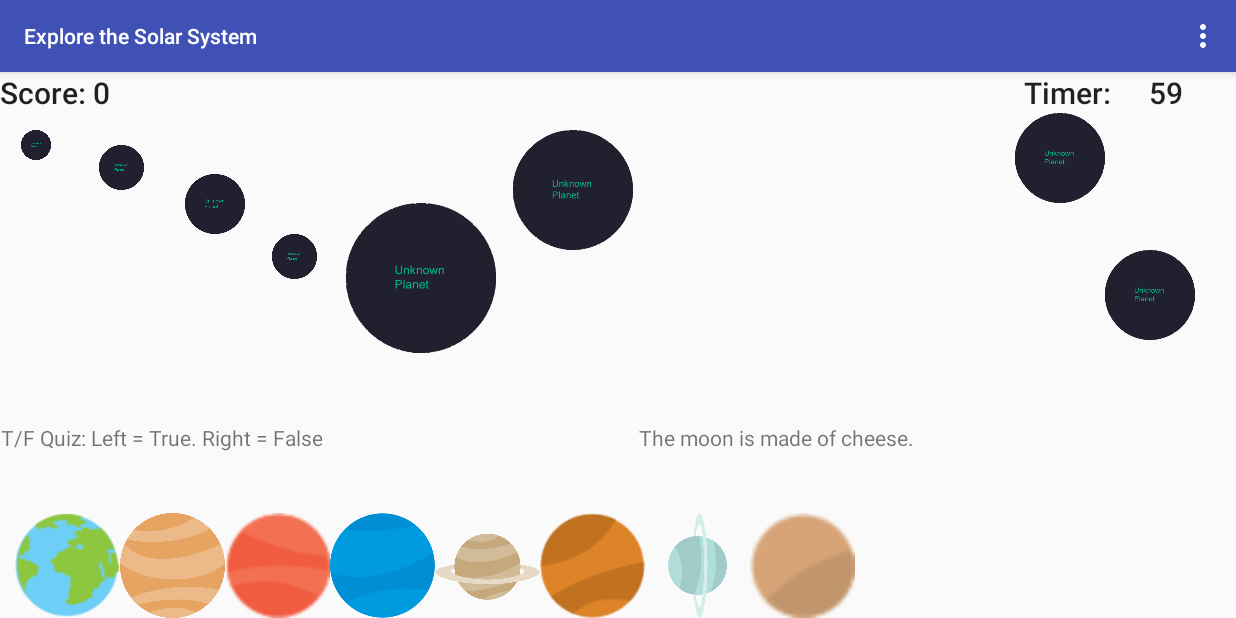
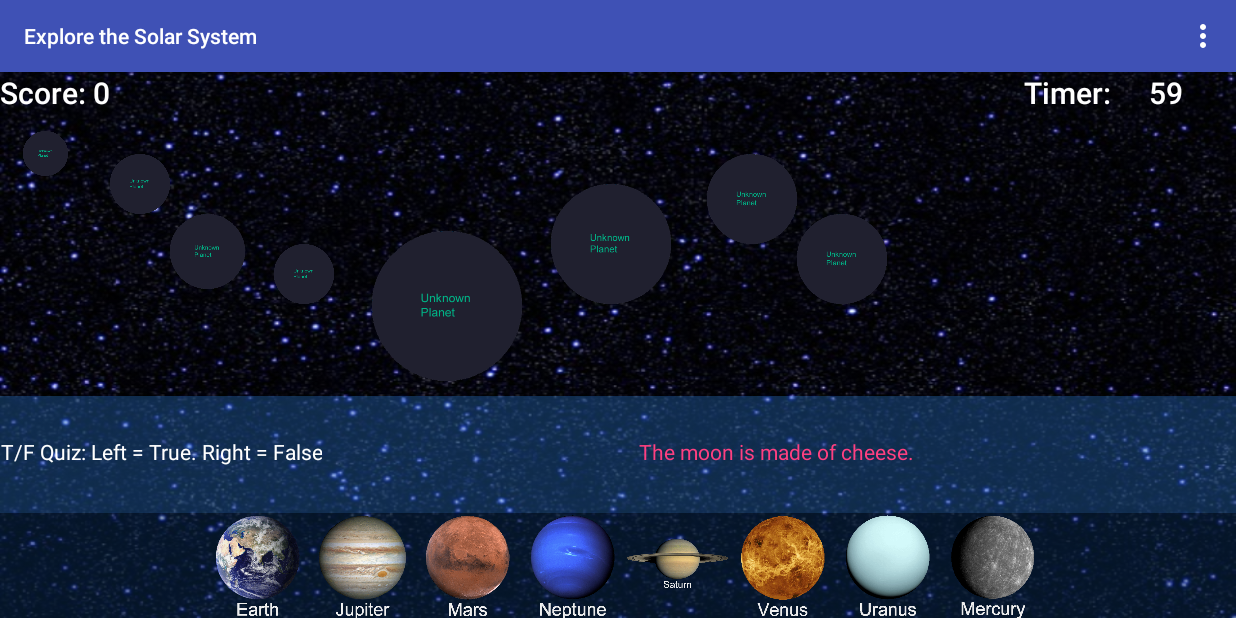
Before and after one commit to Kyle-Hess/SolarSystemEducationalApp, an Android app: the GameActivity screen opened directly, with no data from a screen before it, on a phone screen of 824 x 412 dp (held sideways). Run offline under Robolectric (Android 15) with nearby library versions, the phone set to English and light mode, and no system bars.

Commit message:
added: new planet images, fixed layout and theme of GameActivity

```diff
--- a/app/src/main/java/com/example/kyle/solarsystemeducationalapp/GameActivity.java
+++ b/app/src/main/java/com/example/kyle/solarsystemeducationalapp/GameActivity.java
@@ -118,7 +118,9 @@ public class GameActivity extends AppCompatActivity implements SensorEventListen
         getRandomQuestion();
 
         confirmDifficulty();
+
         startTimer();
+
         senSensorManager = (SensorManager) getSystemService(Context.SENSOR_SERVICE);
         senAccelerometer = senSensorManager.getDefaultSensor(Sensor.TYPE_ACCELEROMETER);
     }
@@ -156,16 +158,16 @@ public class GameActivity extends AppCompatActivity implements SensorEventListen
             y = sensorEvent.values[1];
             //float z = sensorEvent.values[2];
 
-            if (y > 3 && y < 3.4) {
+            if (y > 2.8 && y < 3) {
                 checkAnswerFalse();
                 //textViewY.setTextColor(Color.GREEN);
 
-            } else if (y < -3 && y > -3.4) {
+            } else if (y < -2.8 && y > -3) {
                 checkAnswerTrue();
                 //textViewY.setTextColor(Color.RED);
 
             } else {
-                tfQuizText.setTextColor(Color.BLUE);
+                tfQuizText.setTextColor(Color.WHITE);
             }
         }
     }
--- a/app/src/main/res/layout/activity_game.xml
+++ b/app/src/main/res/layout/activity_game.xml
@@ -5,9 +5,9 @@
     android:id="@+id/relativeGame"
     android:layout_width="match_parent"
     android:layout_height="match_parent"
-    android:orientation="vertical"
+    android:background="@drawable/stars_space"
     android:focusable="true"
-    tools:context="com.example.kyle.solarsystemeducationalapp.GameActivity">
+    android:orientation="vertical">
 
     <TextView
         android:id="@+id/currentScore"
@@ -17,6 +17,7 @@
         android:layout_toEndOf="@+id/textView6"
         android:text="0"
         android:textAppearance="@android:style/TextAppearance.Material.Title"
+        android:textColor="@android:color/background_light"
         tools:layout_editor_absoluteX="174dp"
         tools:layout_editor_absoluteY="16dp" />
 
@@ -29,6 +30,7 @@
         android:layout_toEndOf="@+id/linearLayout"
         android:text="Score: "
         android:textAppearance="@android:style/TextAppearance.Material.Title"
+        android:textColor="@android:color/background_light"
         tools:layout_editor_absoluteX="174dp"
         tools:layout_editor_absoluteY="16dp" />
 
@@ -41,6 +43,7 @@
         android:layout_marginEnd="83dp"
         android:text="Timer:"
         android:textAppearance="@android:style/TextAppearance.Material.Title"
+        android:textColor="@android:color/background_light"
         tools:layout_editor_absoluteX="174dp"
         tools:layout_editor_absoluteY="16dp" />
 
@@ -53,14 +56,14 @@
         android:layout_marginEnd="35dp"
         android:text="1:00"
         android:textAppearance="@android:style/TextAppearance.Material.Title"
+        android:textColor="@android:color/background_light"
         tools:layout_editor_absoluteX="174dp"
         tools:layout_editor_absoluteY="16dp" />
 
     <RelativeLayout
         android:id="@+id/linearLayout"
-        android:layout_width="wrap_content"
+        android:layout_width="match_parent"
         android:layout_height="wrap_content"
-        android:layout_alignParentEnd="true"
         android:layout_alignParentStart="true"
         android:layout_below="@+id/currentScore"
         android:orientation="horizontal"
@@ -69,40 +72,39 @@
 
         <ImageView
             android:id="@+id/mercuryBlank"
-            android:layout_width="20sp"
-            android:layout_height="20sp"
+            android:layout_width="30sp"
+            android:layout_height="30sp"
             android:layout_alignParentStart="true"
             android:layout_alignParentTop="true"
-            android:layout_marginStart="14dp"
-            android:layout_marginTop="11dp"
+            android:layout_marginStart="15dp"
+            android:layout_marginTop="12dp"
             android:layout_weight="0.00"
             app:srcCompat="@drawable/planet_unknown" />
 
         <ImageView
             android:id="@+id/venusBlank"
-            android:layout_width="30sp"
-            android:layout_height="30sp"
-            android:layout_alignParentStart="true"
-            android:layout_marginStart="66dp"
-            android:layout_marginTop="21dp"
+            android:layout_width="40sp"
+            android:layout_height="40sp"
+            android:layout_alignTop="@+id/mercuryBlank"
+            android:layout_marginStart="28dp"
+            android:layout_marginTop="15dp"
+            android:layout_toEndOf="@+id/mercuryBlank"
             app:srcCompat="@drawable/planet_unknown" />
 
         <ImageView
             android:id="@+id/earthBlank"
-            android:layout_width="40sp"
-            android:layout_height="40sp"
-            android:layout_alignTop="@+id/venusBlank"
-            android:layout_marginStart="27dp"
-            android:layout_marginTop="19dp"
+            android:layout_width="50sp"
+            android:layout_height="50sp"
+            android:layout_below="@+id/venusBlank"
             android:layout_toEndOf="@+id/venusBlank"
             app:srcCompat="@drawable/planet_unknown" />
 
         <ImageView
             android:id="@+id/marsBlank"
-            android:layout_width="30sp"
-            android:layout_height="30sp"
-            android:layout_below="@+id/earthBlank"
-            android:layout_marginStart="18dp"
+            android:layout_width="40sp"
+            android:layout_height="40sp"
+            android:layout_below="@+id/uranusBlank"
+            android:layout_marginStart="19dp"
             android:layout_toEndOf="@+id/earthBlank"
             app:srcCompat="@drawable/planet_unknown" />
 
@@ -110,8 +112,9 @@
             android:id="@+id/jupiterBlank"
             android:layout_width="100sp"
             android:layout_height="100sp"
-            android:layout_below="@+id/uranusBlank"
-            android:layout_marginStart="19dp"
+            android:layout_alignTop="@+id/earthBlank"
+            android:layout_marginStart="25dp"
+            android:layout_marginTop="11dp"
             android:layout_toEndOf="@+id/marsBlank"
             app:srcCompat="@drawable/planet_unknown" />
 
@@ -119,8 +122,8 @@
             android:id="@+id/saturnBlank"
             android:layout_width="80sp"
             android:layout_height="80sp"
-            android:layout_alignTop="@+id/mercuryBlank"
-            android:layout_marginStart="11dp"
+            android:layout_alignBottom="@+id/marsBlank"
+            android:layout_marginStart="19dp"
             android:layout_toEndOf="@+id/jupiterBlank"
             app:srcCompat="@drawable/planet_unknown" />
 
@@ -128,17 +131,17 @@
             android:id="@+id/uranusBlank"
             android:layout_width="60sp"
             android:layout_height="60sp"
-            android:layout_alignParentTop="true"
-            android:layout_toStartOf="@+id/neptuneBlank"
+            android:layout_alignTop="@+id/venusBlank"
+            android:layout_marginStart="24dp"
+            android:layout_toEndOf="@+id/saturnBlank"
             app:srcCompat="@drawable/planet_unknown" />
 
         <ImageView
             android:id="@+id/neptuneBlank"
             android:layout_width="60sp"
             android:layout_height="60sp"
-            android:layout_alignParentEnd="true"
-            android:layout_below="@+id/saturnBlank"
-            android:layout_marginEnd="27dp"
+            android:layout_alignBottom="@+id/saturnBlank"
+            android:layout_toEndOf="@+id/uranusBlank"
             app:srcCompat="@drawable/planet_unknown" />
     </RelativeLayout>
 
@@ -148,6 +151,7 @@
         android:layout_above="@+id/linearLayoutPlanets"
         android:layout_alignParentStart="true"
         android:layout_below="@+id/linearLayout"
+        android:background="@color/blue_overlay"
         android:orientation="horizontal"
         android:paddingBottom="3dp"
         android:weightSum="1">
@@ -157,14 +161,16 @@
             android:layout_width="wrap_content"
             android:layout_height="match_parent"
             android:gravity="center"
-            android:text="T/F Quiz: Left = True. Right = False" />
+            android:text="T/F Quiz: Left = True. Right = False"
+            android:textColor="@android:color/background_light" />
 
         <TextView
             android:id="@+id/tfQuizText"
             android:layout_width="match_parent"
             android:layout_height="match_parent"
             android:gravity="center"
-            android:text="TextView" />
+            android:text="TextView"
+            android:textColor="@color/colorAccent" />
     </LinearLayout>
 
     <LinearLayout
@@ -173,6 +179,8 @@
         android:layout_height="wrap_content"
         android:layout_alignParentBottom="true"
         android:layout_alignParentStart="true"
+        android:background="@color/dark_blue_overlay"
+        android:gravity="center"
         android:orientation="horizontal"
         android:paddingLeft="10sp"
         android:weightSum="1">
--- a/app/src/main/res/layout/activity_main.xml
+++ b/app/src/main/res/layout/activity_main.xml
@@ -20,12 +20,6 @@
             android:layout_width="wrap_content"
             android:layout_height="match_parent"
             android:orientation="horizontal">
-
-            <ImageView
-                android:id="@+id/imageView6"
-                android:layout_width="match_parent"
-                android:layout_height="wrap_content"
-                app:srcCompat="@drawable/mercury" />
 
         </LinearLayout>
     </HorizontalScrollView>
--- a/app/src/main/res/values/colors.xml
+++ b/app/src/main/res/values/colors.xml
@@ -2,8 +2,9 @@
 <resources>
     <color name="colorPrimary">#3F51B5</color>
     <color name="colorPrimaryDark">#303F9F</color>
-    <color name="colorAccent">#FF4081</color>
+    <color name="colorAccent">#ff4081</color>
 
     <color name="black_overlay">#66000000</color>
     <color name="blue_overlay">#64286ebd</color>
+    <color name="dark_blue_overlay">#6e0a2f58</color>
 </resources>
```
Also changed, not shown: app/src/main/res/drawable/earth.png, app/src/main/res/drawable/jupiter.png, app/src/main/res/drawable/mars.png, app/src/main/res/drawable/mercury.png, app/src/main/res/drawable/neptune.png, app/src/main/res/drawable/pluto.png, app/src/main/res/drawable/saturn.png, app/src/main/res/drawable/solar_system2.png (deleted), app/src/main/res/drawable/stars_space.jpg (added), app/src/main/res/drawable/uranus.png, app/src/main/res/drawable/venus.png.
